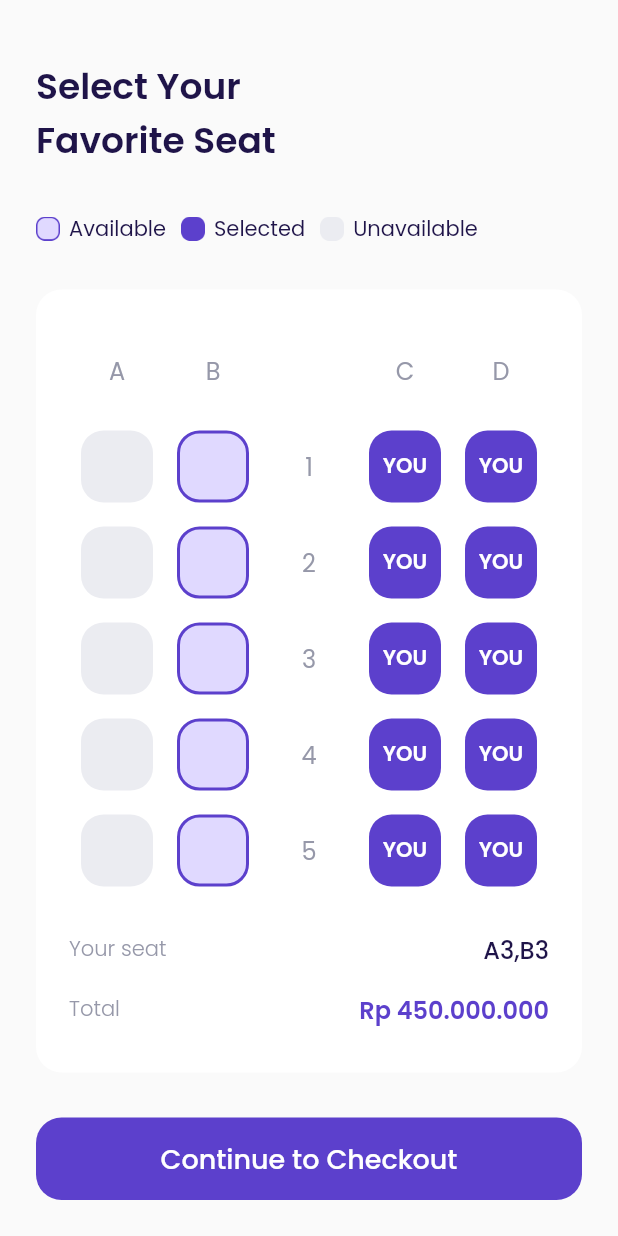
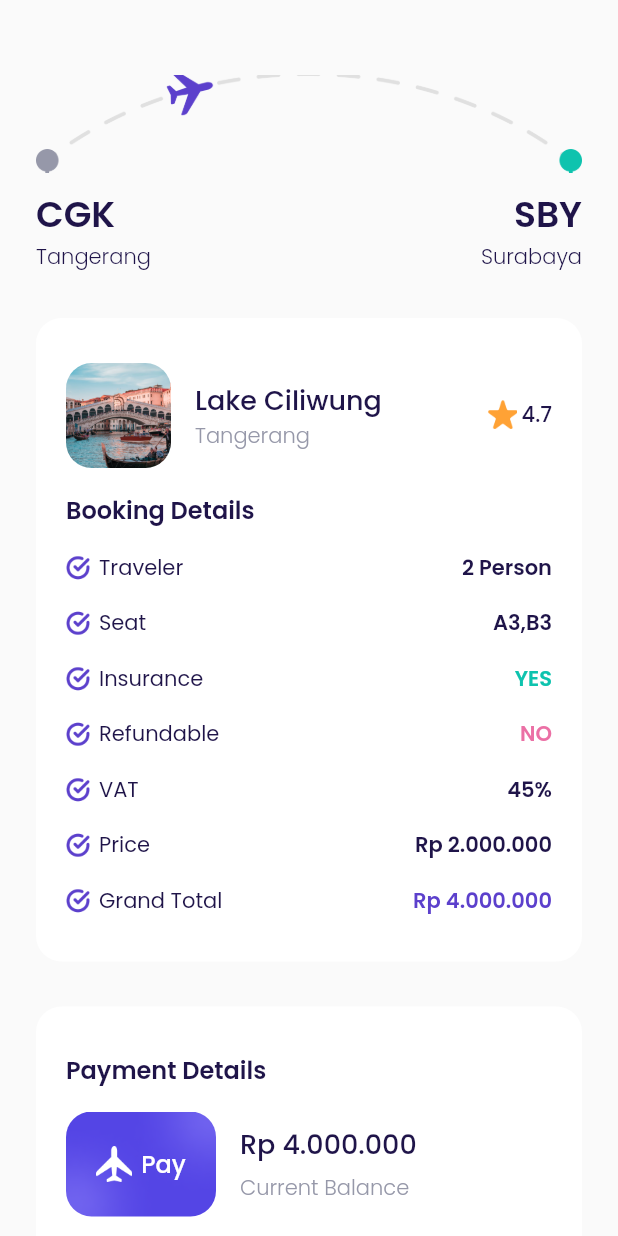
Before and after one commit to adheramaf7/airplane_app, a Flutter app: the ChooseSeatPage screen opened directly, after a tap on "Continue to Checkout", on a phone screen of 412 x 824 dp. Run offline on Flutter 3.47's test engine with Material 2 defaults, Android fonts, the phone set to English and light mode, and no system bars; our stand-ins replace google_fonts.

Commit message:
checkout page

```diff
--- /dev/null
+++ b/lib/ui/pages/checkout_page.dart
@@ -0,0 +1,301 @@
+import 'package:airplane_app/ui/widgets/booking_detail_item.dart';
+import 'package:flutter/material.dart';
+import '../widgets/custom_button.dart';
+import './../../shared/theme.dart';
+
+class CheckoutPage extends StatelessWidget {
+  const CheckoutPage({Key? key}) : super(key: key);
+
+  @override
+  Widget build(BuildContext context) {
+    Widget route() => Container(
+          margin: const EdgeInsets.only(top: 50),
+          child: Column(
+            children: [
+              Column(
+                children: [
+                  Container(
+                    width: double.infinity,
+                    height: 65,
+                    margin: const EdgeInsets.only(bottom: 10),
+                    decoration: const BoxDecoration(
+                      image: DecorationImage(
+                        fit: BoxFit.fitWidth,
+                        image: AssetImage('assets/image_checkout.png'),
+                      ),
+                    ),
+                  ),
+                  Row(
+                    mainAxisAlignment: MainAxisAlignment.spaceBetween,
+                    children: [
+                      Column(
+                        crossAxisAlignment: CrossAxisAlignment.start,
+                        children: [
+                          Text(
+                            'CGK',
+                            style: blackTextStyle.copyWith(
+                                fontSize: 24, fontWeight: semiBold),
+                          ),
+                          Text(
+                            'Tangerang',
+                            style: blackTextStyle.copyWith(
+                                fontSize: 14, fontWeight: light),
+                          ),
+                        ],
+                      ),
+                      Column(
+                        crossAxisAlignment: CrossAxisAlignment.end,
+                        children: [
+                          Text(
+                            'SBY',
+                            style: blackTextStyle.copyWith(
+                                fontSize: 24, fontWeight: semiBold),
+                          ),
+                          Text(
+                            'Surabaya',
+                            style: blackTextStyle.copyWith(
+                                fontSize: 14, fontWeight: light),
+                          ),
+                        ],
+                      )
+                    ],
+                  )
+                ],
+              )
+            ],
+          ),
+        );
+
+    Widget destinationDetail() {
+      return Container(
+        width: double.infinity,
+        margin: const EdgeInsets.only(top: 30),
+        padding: const EdgeInsets.symmetric(horizontal: 20, vertical: 30),
+        decoration: BoxDecoration(
+          color: kWhiteColor,
+          borderRadius: BorderRadius.circular(defaultRadius),
+        ),
+        child: Column(
+          crossAxisAlignment: CrossAxisAlignment.start,
+          children: [
+            Row(
+              children: [
+                Container(
+                  width: 70,
+                  height: 70,
+                  margin: const EdgeInsets.only(right: 16),
+                  decoration: BoxDecoration(
+                    borderRadius: BorderRadius.circular(defaultRadius),
+                    image: DecorationImage(
+                      fit: BoxFit.cover,
+                      image: AssetImage('assets/image_destination1.png'),
+                    ),
+                  ),
+                ),
+                Expanded(
+                  child: Column(
+                    crossAxisAlignment: CrossAxisAlignment.start,
+                    children: [
+                      Text(
+                        'Lake Ciliwung',
+                        style: blackTextStyle.copyWith(
+                            fontSize: 18, fontWeight: medium),
+                      ),
+                      Text(
+                        'Tangerang',
+                        style: greyTextStyle.copyWith(
+                            fontSize: 14, fontWeight: light),
+                      ),
+                    ],
+                  ),
+                ),
+                Row(
+                  mainAxisAlignment: MainAxisAlignment.center,
+                  crossAxisAlignment: CrossAxisAlignment.start,
+                  children: [
+                    Container(
+                      width: 20,
+                      height: 20,
+                      margin: const EdgeInsets.only(right: 3),
+                      decoration: const BoxDecoration(
+                        image: DecorationImage(
+                          image: AssetImage('assets/icon_star.png'),
+                        ),
+                      ),
+                    ),
+                    Text(
+                      '4.7',
+                      style: blackTextStyle.copyWith(fontWeight: medium),
+                    )
+                  ],
+                ),
+              ],
+            ),
+            const SizedBox(
+              height: 16,
+            ),
+            Text(
+              'Booking Details',
+              style:
+                  blackTextStyle.copyWith(fontSize: 16, fontWeight: semiBold),
+            ),
+            BookingDetailItem(
+              title: 'Traveler',
+              value: '2 Person',
+            ),
+            BookingDetailItem(
+              title: 'Seat',
+              value: 'A3,B3',
+            ),
+            BookingDetailItem(
+              title: 'Insurance',
+              value: 'YES',
+              color: kGreenColor,
+            ),
+            BookingDetailItem(
+              title: 'Refundable',
+              value: 'NO',
+              color: kRedColor,
+            ),
+            BookingDetailItem(
+              title: 'VAT',
+              value: '45%',
+            ),
+            BookingDetailItem(
+              title: 'Price',
+              value: 'Rp 2.000.000',
+            ),
+            BookingDetailItem(
+              title: 'Grand Total',
+              value: 'Rp 4.000.000',
+              color: kPrimaryColor,
+            ),
+          ],
+        ),
+      );
+    }
+
+    Widget paymentDetail() => Container(
+          width: double.infinity,
+          margin: const EdgeInsets.only(top: 30),
+          padding: const EdgeInsets.symmetric(horizontal: 20, vertical: 30),
+          decoration: BoxDecoration(
+            color: kWhiteColor,
+            borderRadius: BorderRadius.circular(defaultRadius),
+          ),
+          child: Column(
+            crossAxisAlignment: CrossAxisAlignment.start,
+            children: [
+              Text(
+                'Payment Details',
+                style: blackTextStyle.copyWith(
+                  fontSize: 16,
+                  fontWeight: semiBold,
+                ),
+              ),
+              const SizedBox(
+                height: 16,
+              ),
+              Row(
+                mainAxisAlignment: MainAxisAlignment.start,
+                children: [
+                  Container(
+                    width: 100,
+                    height: 70,
+                    decoration: BoxDecoration(
+                      borderRadius: BorderRadius.circular(defaultRadius),
+                      image: const DecorationImage(
+                        fit: BoxFit.cover,
+                        image: AssetImage('assets/image_card.png'),
+                      ),
+                    ),
+                    child: Row(
+                      mainAxisAlignment: MainAxisAlignment.center,
+                      children: [
+                        Container(
+                          width: 24,
+                          height: 24,
+                          decoration: const BoxDecoration(
+                            image: DecorationImage(
+                              fit: BoxFit.cover,
+                              image: AssetImage('assets/icon_plane.png'),
+                            ),
+                          ),
+                        ),
+                        const SizedBox(
+                          width: 6,
+                        ),
+                        Text(
+                          'Pay',
+                          style: whiteTextStyle.copyWith(
+                            fontSize: 16,
+                            fontWeight: medium,
+                          ),
+                        )
+                      ],
+                    ),
+                  ),
+                  const SizedBox(width: 16),
+                  Expanded(
+                      child: Column(
+                    crossAxisAlignment: CrossAxisAlignment.start,
+                    children: [
+                      Text(
+                        'Rp 4.000.000',
+                        style: blackTextStyle.copyWith(
+                          fontSize: 18,
+                          fontWeight: medium,
+                        ),
+                        overflow: TextOverflow.ellipsis,
+                      ),
+                      const SizedBox(height: 5),
+                      Text(
+                        'Current Balance',
+                        style: greyTextStyle.copyWith(
+                          fontSize: 14,
+                          fontWeight: light,
+                        ),
+                      )
+                    ],
+                  ))
+                ],
+              )
+            ],
+          ),
+        );
+
+    Widget tacText() => Container(
+          margin: const EdgeInsets.symmetric(vertical: 30),
+          child: Center(
+            child: Text(
+              'Terms and Conditions',
+              style: greyTextStyle.copyWith(
+                fontSize: 16,
+                fontWeight: light,
+                decoration: TextDecoration.underline,
+              ),
+            ),
+          ),
+        );
+
+    return Scaffold(
+      backgroundColor: kBackgroundColor,
+      body: ListView(
+        padding: EdgeInsets.symmetric(horizontal: defaultMargin),
+        children: [
+          route(),
+          destinationDetail(),
+          paymentDetail(),
+          const SizedBox(
+            height: 30,
+          ),
+          CustomButton(
+            title: 'Pay Now',
+            onPressed: () {},
+          ),
+          tacText()
+        ],
+      ),
+    );
+  }
+}
--- a/lib/ui/pages/choose_seat_page.dart
+++ b/lib/ui/pages/choose_seat_page.dart
@@ -1,3 +1,4 @@
+import 'package:airplane_app/ui/pages/checkout_page.dart';
 import 'package:airplane_app/ui/widgets/custom_button.dart';
 import 'package:airplane_app/ui/widgets/seat_item.dart';
 import 'package:flutter/material.dart';
@@ -256,7 +257,10 @@ class ChooseSeatPage extends StatelessWidget {
           selectSeat(),
           CustomButton(
             title: 'Continue to Checkout',
-            onPressed: () {},
+            onPressed: () {
+              Navigator.push(context,
+                  MaterialPageRoute(builder: (context) => CheckoutPage()));
+            },
             margin: const EdgeInsets.only(top: 30, bottom: 40),
           )
         ],
--- /dev/null
+++ b/lib/ui/widgets/booking_detail_item.dart
@@ -0,0 +1,48 @@
+import 'package:flutter/material.dart';
+import './../../shared/theme.dart';
+
+class BookingDetailItem extends StatelessWidget {
+  final String title;
+  final String value;
+  final Color? color;
+
+  const BookingDetailItem({
+    Key? key,
+    required this.title,
+    required this.value,
+    this.color,
+  }) : super(key: key);
+
+  @override
+  Widget build(BuildContext context) {
+    return Container(
+      margin: const EdgeInsets.only(top: 16),
+      child: Row(
+        children: [
+          Container(
+            width: 16,
+            height: 16,
+            margin: const EdgeInsets.only(right: 6),
+            decoration: const BoxDecoration(
+              image: DecorationImage(
+                fit: BoxFit.cover,
+                image: AssetImage('assets/icon_check.png'),
+              ),
+            ),
+          ),
+          Expanded(
+            child: Text(
+              title,
+              style: blackTextStyle,
+            ),
+          ),
+          Text(
+            value,
+            style: blackTextStyle.copyWith(
+                fontWeight: semiBold, color: color ?? kBlackColor),
+          ),
+        ],
+      ),
+    );
+  }
+}
```
